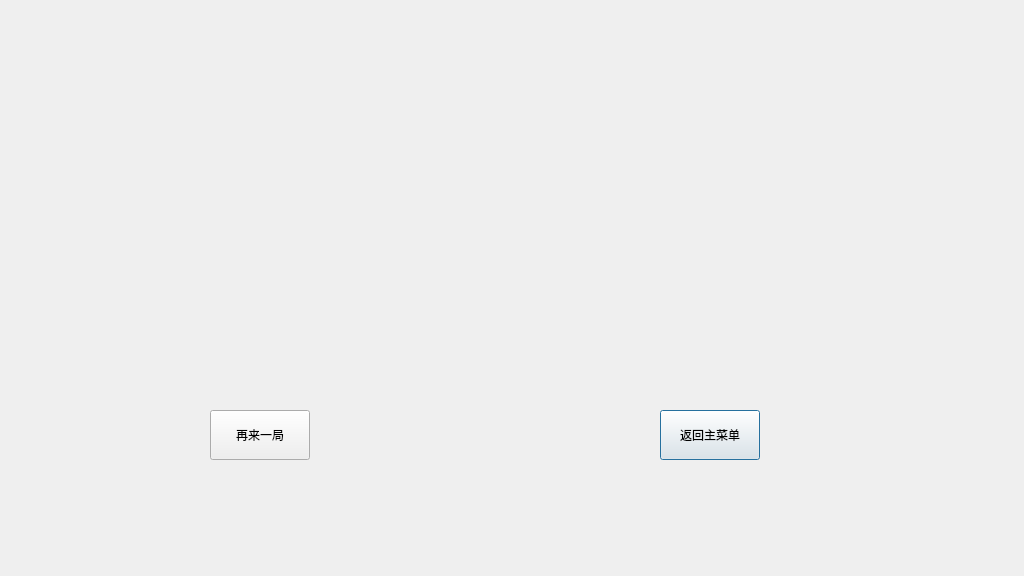
The window that youlose.ui (JinxianRen/qtgame) describes before a commit, drawn with Qt 5.
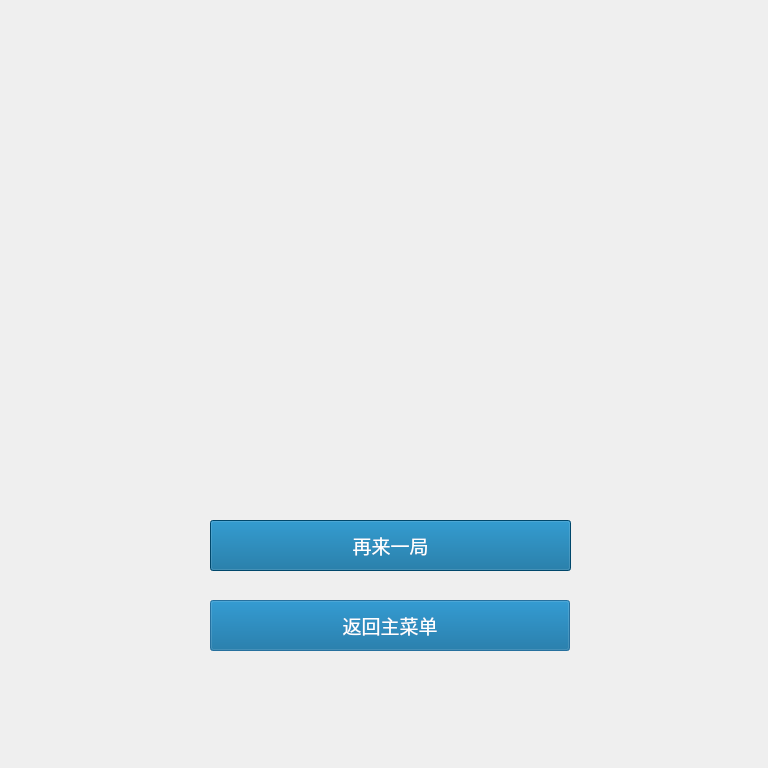
The same window after the commit. Icons and pictures are not drawn.

What changed in the file:
```diff
--- a/youlose.ui
+++ b/youlose.ui
@@ -6,8 +6,8 @@
    <rect>
     <x>0</x>
     <y>0</y>
-    <width>1024</width>
-    <height>576</height>
+    <width>768</width>
+    <height>768</height>
    </rect>
   </property>
   <property name="windowTitle">
@@ -20,12 +20,225 @@
   <widget class="QPushButton" name="pushButton_2">
    <property name="geometry">
     <rect>
-     <x>660</x>
-     <y>410</y>
-     <width>100</width>
-     <height>50</height>
+     <x>210</x>
+     <y>600</y>
+     <width>360</width>
+     <height>51</height>
     </rect>
    </property>
+   <property name="palette">
+    <palette>
+     <active>
+      <colorrole role="WindowText">
+       <brush brushstyle="SolidPattern">
+        <color alpha="255">
+         <red>255</red>
+         <green>255</green>
+         <blue>255</blue>
+        </color>
+       </brush>
+      </colorrole>
+      <colorrole role="Button">
+       <brush brushstyle="SolidPattern">
+        <color alpha="255">
+         <red>0</red>
+         <green>100</green>
+         <blue>150</blue>
+        </color>
+       </brush>
+      </colorrole>
+      <colorrole role="Text">
+       <brush brushstyle="SolidPattern">
+        <color alpha="255">
+         <red>255</red>
+         <green>255</green>
+         <blue>255</blue>
+        </color>
+       </brush>
+      </colorrole>
+      <colorrole role="ButtonText">
+       <brush brushstyle="SolidPattern">
+        <color alpha="255">
+         <red>255</red>
+         <green>255</green>
+         <blue>255</blue>
+        </color>
+       </brush>
+      </colorrole>
+      <colorrole role="Base">
+       <brush brushstyle="SolidPattern">
+        <color alpha="255">
+         <red>0</red>
+         <green>100</green>
+         <blue>150</blue>
+        </color>
+       </brush>
+      </colorrole>
+      <colorrole role="Window">
+       <brush brushstyle="SolidPattern">
+        <color alpha="255">
+         <red>0</red>
+         <green>100</green>
+         <blue>150</blue>
+        </color>
+       </brush>
+      </colorrole>
+      <colorrole role="PlaceholderText">
+       <brush brushstyle="NoBrush">
+        <color alpha="128">
+         <red>255</red>
+         <green>255</green>
+         <blue>255</blue>
+        </color>
+       </brush>
+      </colorrole>
+     </active>
+     <inactive>
+      <colorrole role="WindowText">
+       <brush brushstyle="SolidPattern">
+        <color alpha="255">
+         <red>255</red>
+         <green>255</green>
+         <blue>255</blue>
+        </color>
+       </brush>
+      </colorrole>
+      <colorrole role="Button">
+       <brush brushstyle="SolidPattern">
+        <color alpha="255">
+         <red>0</red>
+         <green>100</green>
+         <blue>150</blue>
+        </color>
+       </brush>
+      </colorrole>
+      <colorrole role="Text">
+       <brush brushstyle="SolidPattern">
+        <color alpha="255">
+         <red>255</red>
+         <green>255</green>
+         <blue>255</blue>
+        </color>
+       </brush>
+      </colorrole>
+      <colorrole role="ButtonText">
+       <brush brushstyle="SolidPattern">
+        <color alpha="255">
+         <red>255</red>
+         <green>255</green>
+         <blue>255</blue>
+        </color>
+       </brush>
+      </colorrole>
+      <colorrole role="Base">
+       <brush brushstyle="SolidPattern">
+        <color alpha="255">
+         <red>0</red>
+         <green>100</green>
+         <blue>150</blue>
+        </color>
+       </brush>
+      </colorrole>
+      <colorrole role="Window">
+       <brush brushstyle="SolidPattern">
+        <color alpha="255">
+         <red>0</red>
+         <green>100</green>
+         <blue>150</blue>
+        </color>
+       </brush>
+      </colorrole>
+      <colorrole role="PlaceholderText">
+       <brush brushstyle="NoBrush">
+        <color alpha="128">
+         <red>255</red>
+         <green>255</green>
+         <blue>255</blue>
+        </color>
+       </brush>
+      </colorrole>
+     </inactive>
+     <disabled>
+      <colorrole role="WindowText">
+       <brush brushstyle="SolidPattern">
+        <color alpha="255">
+         <red>255</red>
+         <green>255</green>
+         <blue>255</blue>
+        </color>
+       </brush>
+      </colorrole>
+      <colorrole role="Button">
+       <brush brushstyle="SolidPattern">
+        <color alpha="255">
+         <red>0</red>
+         <green>100</green>
+         <blue>150</blue>
+        </color>
+       </brush>
+      </colorrole>
+      <colorrole role="Text">
+       <brush brushstyle="SolidPattern">
+        <color alpha="255">
+         <red>255</red>
+         <green>255</green>
+         <blue>255</blue>
+        </color>
+       </brush>
+      </colorrole>
+      <colorrole role="ButtonText">
+       <brush brushstyle="SolidPattern">
+        <color alpha="255">
+         <red>255</red>
+         <green>255</green>
+         <blue>255</blue>
+        </color>
+       </brush>
+      </colorrole>
+      <colorrole role="Base">
+       <brush brushstyle="SolidPattern">
+        <color alpha="255">
+         <red>0</red>
+         <green>100</green>
+         <blue>150</blue>
+        </color>
+       </brush>
+      </colorrole>
+      <colorrole role="Window">
+       <brush brushstyle="SolidPattern">
+        <color alpha="255">
+         <red>0</red>
+         <green>100</green>
+         <blue>150</blue>
+        </color>
+       </brush>
+      </colorrole>
+      <colorrole role="PlaceholderText">
+       <brush brushstyle="NoBrush">
+        <color alpha="128">
+         <red>255</red>
+         <green>255</green>
+         <blue>255</blue>
+        </color>
+       </brush>
+      </colorrole>
+     </disabled>
+    </palette>
+   </property>
+   <property name="font">
+    <font>
+     <family>Adobe 黑体 Std R</family>
+     <pointsize>14</pointsize>
+     <weight>50</weight>
+     <italic>false</italic>
+     <bold>false</bold>
+    </font>
+   </property>
+   <property name="styleSheet">
+    <string notr="true">color: rgb(255,255,255);
+font: 14pt &quot;Adobe 黑体 Std R&quot;;
+background-color: rgb(0,100,150);</string>
+   </property>
    <property name="text">
     <string>返回主菜单</string>
    </property>
@@ -34,11 +247,224 @@
    <property name="geometry">
     <rect>
      <x>210</x>
-     <y>410</y>
-     <width>100</width>
-     <height>50</height>
+     <y>520</y>
+     <width>361</width>
+     <height>51</height>
     </rect>
    </property>
+   <property name="palette">
+    <palette>
+     <active>
+      <colorrole role="WindowText">
+       <brush brushstyle="SolidPattern">
+        <color alpha="255">
+         <red>255</red>
+         <green>255</green>
+         <blue>255</blue>
+        </color>
+       </brush>
+      </colorrole>
+      <colorrole role="Button">
+       <brush brushstyle="SolidPattern">
+        <color alpha="255">
+         <red>0</red>
+         <green>100</green>
+         <blue>150</blue>
+        </color>
+       </brush>
+      </colorrole>
+      <colorrole role="Text">
+       <brush brushstyle="SolidPattern">
+        <color alpha="255">
+         <red>255</red>
+         <green>255</green>
+         <blue>255</blue>
+        </color>
+       </brush>
+      </colorrole>
+      <colorrole role="ButtonText">
+       <brush brushstyle="SolidPattern">
+        <color alpha="255">
+         <red>255</red>
+         <green>255</green>
+         <blue>255</blue>
+        </color>
+       </brush>
+      </colorrole>
+      <colorrole role="Base">
+       <brush brushstyle="SolidPattern">
+        <color alpha="255">
+         <red>0</red>
+         <green>100</green>
+         <blue>150</blue>
+        </color>
+       </brush>
+      </colorrole>
+      <colorrole role="Window">
+       <brush brushstyle="SolidPattern">
+        <color alpha="255">
+         <red>0</red>
+         <green>100</green>
+         <blue>150</blue>
+        </color>
+       </brush>
+      </colorrole>
+      <colorrole role="PlaceholderText">
+       <brush brushstyle="NoBrush">
+        <color alpha="128">
+         <red>255</red>
+         <green>255</green>
+         <blue>255</blue>
+        </color>
+       </brush>
+      </colorrole>
+     </active>
+     <inactive>
+      <colorrole role="WindowText">
+       <brush brushstyle="SolidPattern">
+        <color alpha="255">
+         <red>255</red>
+         <green>255</green>
+         <blue>255</blue>
+        </color>
+       </brush>
+      </colorrole>
+      <colorrole role="Button">
+       <brush brushstyle="SolidPattern">
+        <color alpha="255">
+         <red>0</red>
+         <green>100</green>
+         <blue>150</blue>
+        </color>
+       </brush>
+      </colorrole>
+      <colorrole role="Text">
+       <brush brushstyle="SolidPattern">
+        <color alpha="255">
+         <red>255</red>
+         <green>255</green>
+         <blue>255</blue>
+        </color>
+       </brush>
+      </colorrole>
+      <colorrole role="ButtonText">
+       <brush brushstyle="SolidPattern">
+        <color alpha="255">
+         <red>255</red>
+         <green>255</green>
+         <blue>255</blue>
+        </color>
+       </brush>
+      </colorrole>
+      <colorrole role="Base">
+       <brush brushstyle="SolidPattern">
+        <color alpha="255">
+         <red>0</red>
+         <green>100</green>
+         <blue>150</blue>
+        </color>
+       </brush>
+      </colorrole>
+      <colorrole role="Window">
+       <brush brushstyle="SolidPattern">
+        <color alpha="255">
+         <red>0</red>
+         <green>100</green>
+         <blue>150</blue>
+        </color>
+       </brush>
+      </colorrole>
+      <colorrole role="PlaceholderText">
+       <brush brushstyle="NoBrush">
+        <color alpha="128">
+         <red>255</red>
+         <green>255</green>
+         <blue>255</blue>
+        </color>
+       </brush>
+      </colorrole>
+     </inactive>
+     <disabled>
+      <colorrole role="WindowText">
+       <brush brushstyle="SolidPattern">
+        <color alpha="255">
+         <red>255</red>
+         <green>255</green>
+         <blue>255</blue>
+        </color>
+       </brush>
+      </colorrole>
+      <colorrole role="Button">
+       <brush brushstyle="SolidPattern">
+        <color alpha="255">
+         <red>0</red>
+         <green>100</green>
+         <blue>150</blue>
+        </color>
+       </brush>
+      </colorrole>
+      <colorrole role="Text">
+       <brush brushstyle="SolidPattern">
+        <color alpha="255">
+         <red>255</red>
+         <green>255</green>
+         <blue>255</blue>
+        </color>
+       </brush>
+      </colorrole>
+      <colorrole role="ButtonText">
+       <brush brushstyle="SolidPattern">
+        <color alpha="255">
+         <red>255</red>
+         <green>255</green>
+         <blue>255</blue>
+        </color>
+       </brush>
+      </colorrole>
+      <colorrole role="Base">
+       <brush brushstyle="SolidPattern">
+        <color alpha="255">
+         <red>0</red>
+         <green>100</green>
+         <blue>150</blue>
+        </color>
+       </brush>
+      </colorrole>
+      <colorrole role="Window">
+       <brush brushstyle="SolidPattern">
+        <color alpha="255">
+         <red>0</red>
+         <green>100</green>
+         <blue>150</blue>
+        </color>
+       </brush>
+      </colorrole>
+      <colorrole role="PlaceholderText">
+       <brush brushstyle="NoBrush">
+        <color alpha="128">
+         <red>255</red>
+         <green>255</green>
+         <blue>255</blue>
+        </color>
+       </brush>
+      </colorrole>
+     </disabled>
+    </palette>
+   </property>
+   <property name="font">
+    <font>
+     <family>Adobe 黑体 Std R</family>
+     <pointsize>14</pointsize>
+     <weight>50</weight>
+     <italic>false</italic>
+     <bold>false</bold>
+    </font>
+   </property>
+   <property name="styleSheet">
+    <string notr="true">color: rgb(255,255,255);
+font: 14pt &quot;Adobe 黑体 Std R&quot;;
+background-color: rgb(0,100,150);</string>
+   </property>
    <property name="text">
     <string>再来一局</string>
    </property>
```
Left out of the diff: 2 changed lines with no effect on the pictures.
